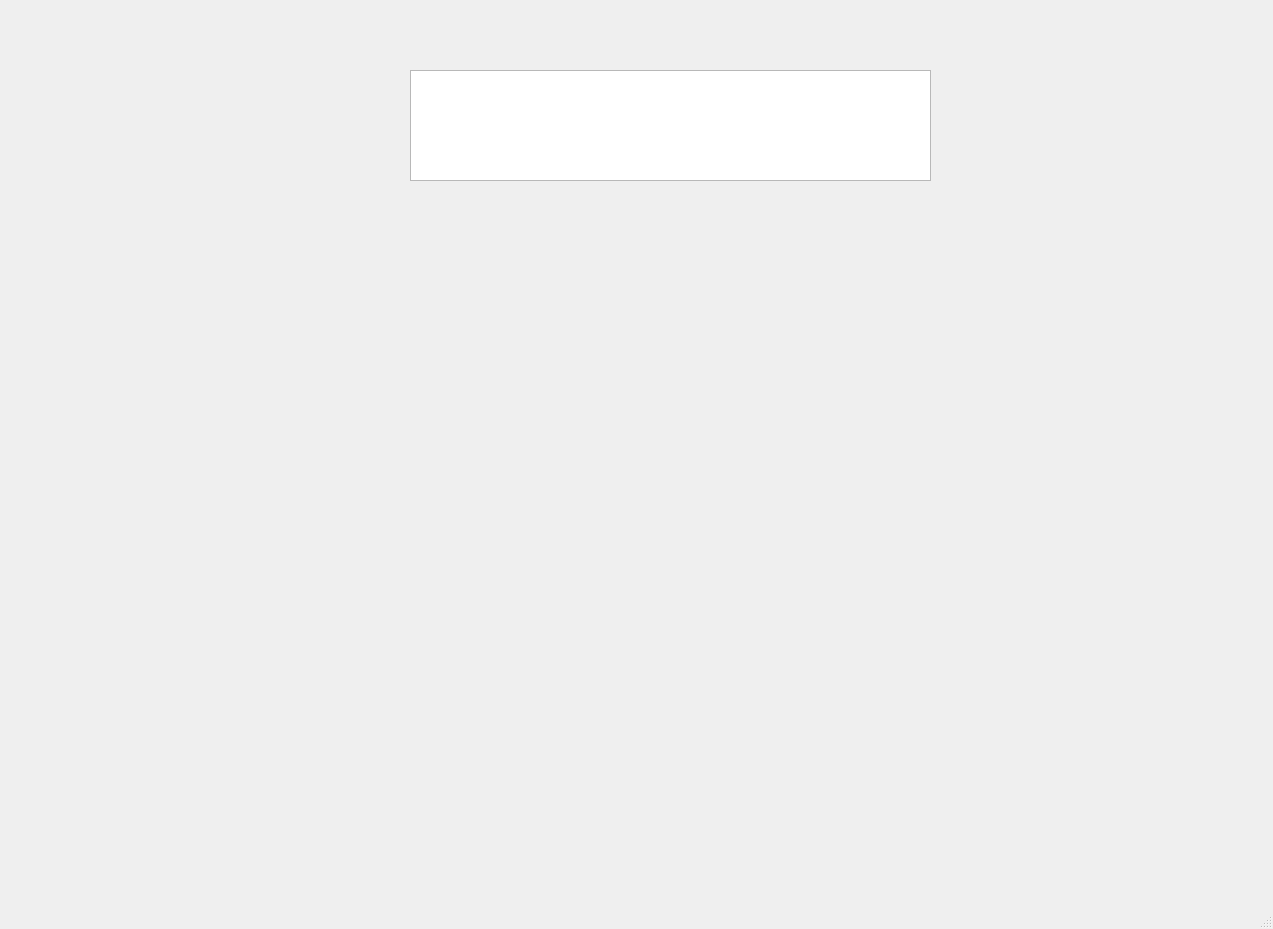
First picture: the form in src/SpaceGUI/src/mainwindow.ui, repository camtriggerhappy/SpaceGUI, before the edit.
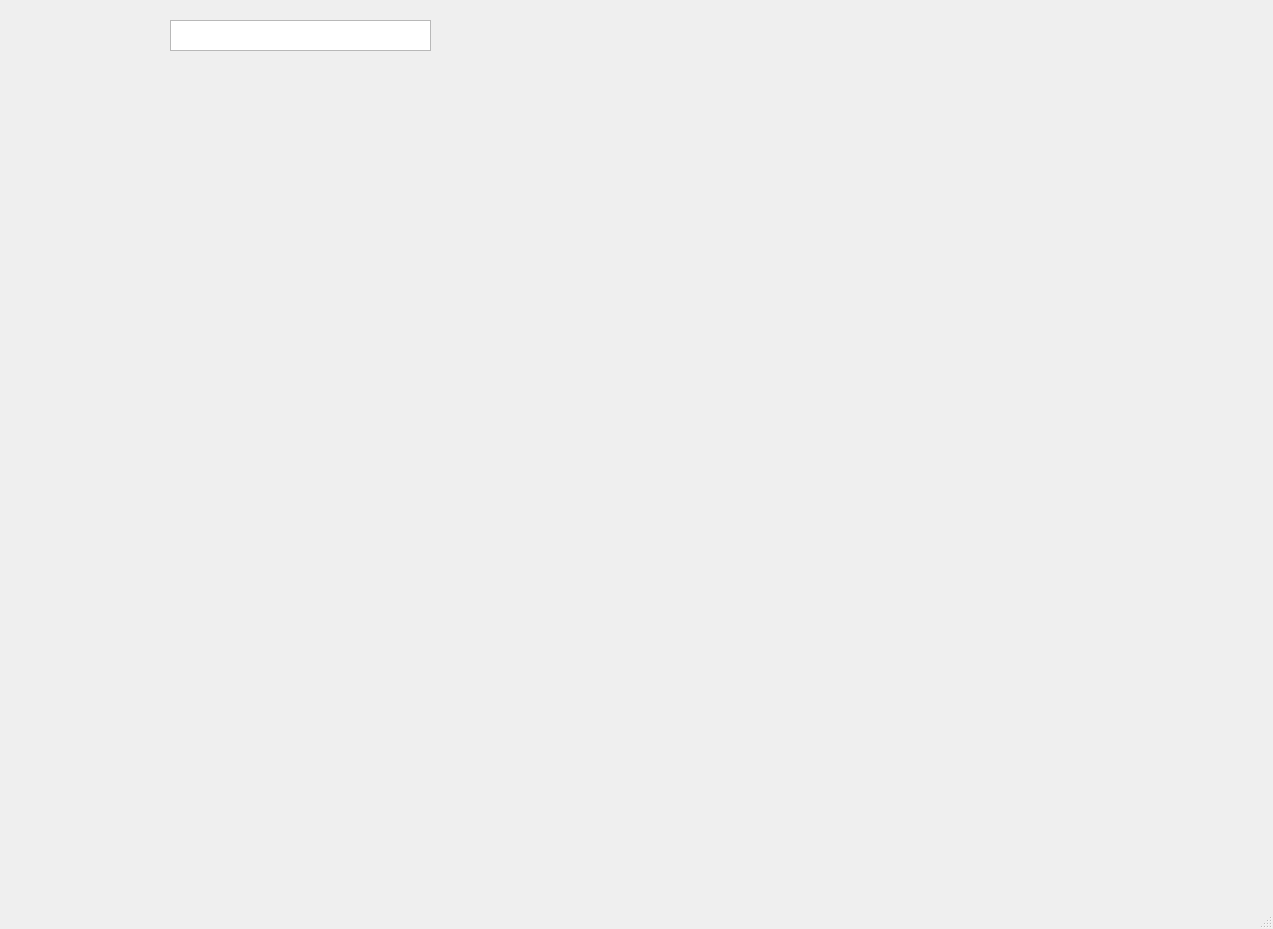
Second picture: the form after the edit.

What changed in the file:
```diff
--- a/src/SpaceGUI/src/mainwindow.ui
+++ b/src/SpaceGUI/src/mainwindow.ui
@@ -17,10 +17,10 @@
    <widget class="QTextEdit" name="robot_status">
     <property name="geometry">
      <rect>
-      <x>410</x>
-      <y>70</y>
-      <width>521</width>
-      <height>111</height>
+      <x>170</x>
+      <y>20</y>
+      <width>261</width>
+      <height>31</height>
      </rect>
     </property>
    </widget>
```
Left out of the diff: 2 changed lines with no effect on the pictures.
